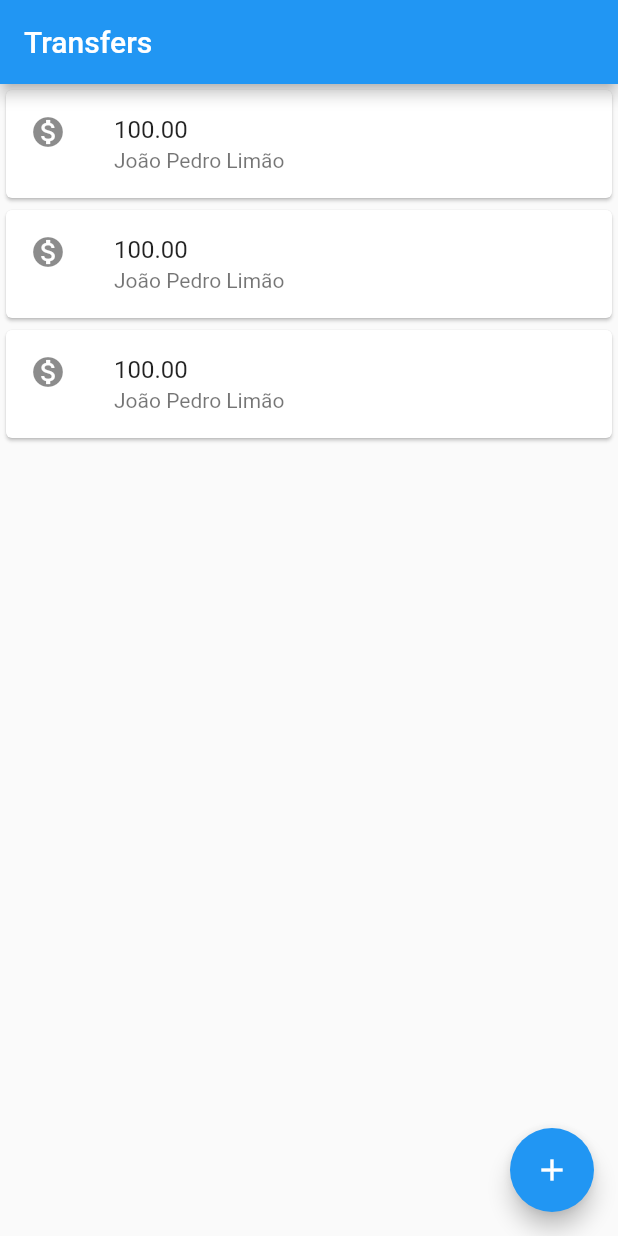
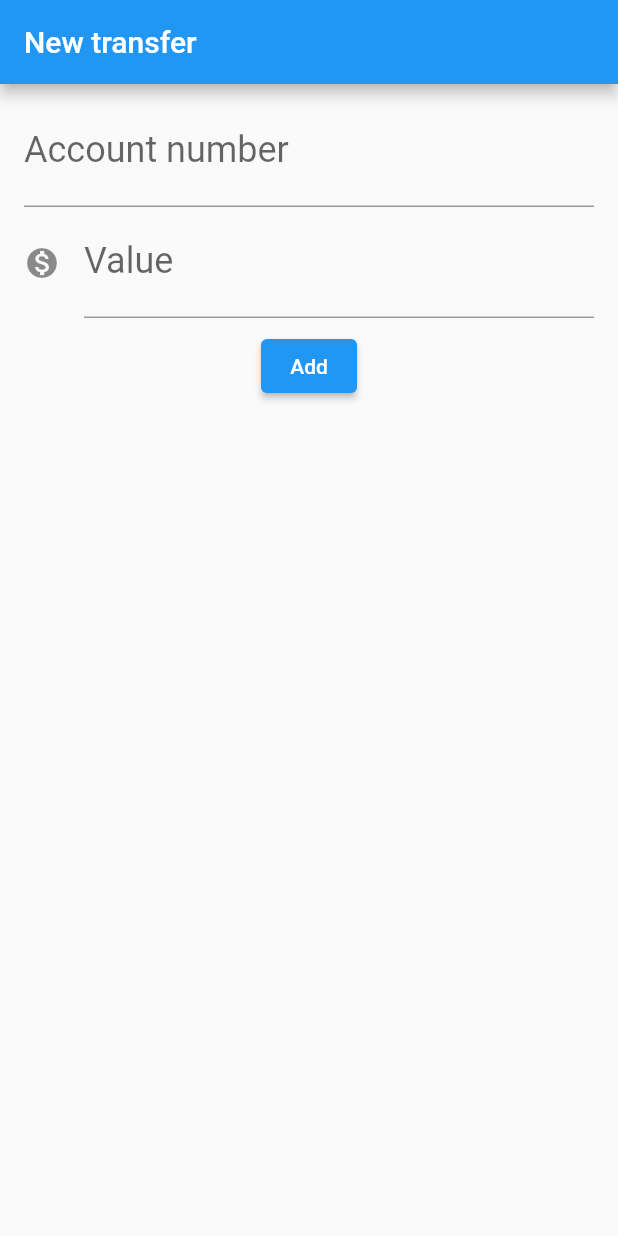
Before and after one commit to JohnAzedo/FlutterCourse, a Flutter app: the screen it shows after launch, on a phone screen of 412 x 824 dp. Run offline on Flutter 3.47's test engine with Material 2 defaults, Android fonts, the phone set to English and light mode, and no system bars.

Commit message:
[bytebank] Create new transfer scaffold

```diff
--- a/bytebank/lib/main.dart
+++ b/bytebank/lib/main.dart
@@ -1,8 +1,73 @@
 import 'package:flutter/material.dart';
 
-void main() => runApp(MaterialApp(home: ByteBank()));
+void main() => runApp(ByteBank());
 
 class ByteBank extends StatelessWidget {
+  @override
+  Widget build(BuildContext context) {
+    return MaterialApp(
+      home: FormTransfer(),
+    );
+  }
+}
+
+class FormTransfer extends StatelessWidget {
+  final TextEditingController _controllerAccountNumber = TextEditingController();
+  final TextEditingController _controllerValue = TextEditingController();
+
+  @override
+  Widget build(BuildContext context) {
+    return Scaffold(
+      appBar: AppBar(
+        title: Text('New transfer'),
+      ),
+      body: Padding(
+        padding: const EdgeInsets.symmetric(
+          vertical: 8.0,
+          horizontal: 16.0,
+        ),
+        child: Column(
+          children: <Widget>[
+            TextField(
+              controller: _controllerAccountNumber,
+              style: TextStyle(fontSize: 24.0),
+              decoration: InputDecoration(
+                  labelText: 'Account number', hintText: '00000-X'),
+              keyboardType: TextInputType.number,
+            ),
+            TextField(
+              controller: _controllerValue,
+              style: TextStyle(fontSize: 24.0),
+              decoration: InputDecoration(
+                  labelText: 'Value',
+                  hintText: '0.00',
+                  icon: Icon(Icons.monetization_on)),
+              keyboardType: TextInputType.number,
+            ),
+            Padding(
+              padding: const EdgeInsets.symmetric(
+                vertical: 8.0,
+                horizontal: 0.0,
+              ),
+              child: ElevatedButton(
+                onPressed: (){
+                  // Flutter is null safety now
+                  Transfer(
+                      double.tryParse(_controllerValue.text),
+                      int.tryParse(_controllerAccountNumber.text)
+                  );
+                },
+                child: Text('Add'),
+              ),
+            )
+          ],
+        ),
+      ),
+    );
+  }
+}
+
+class ListTransfers extends StatelessWidget {
   @override
   Widget build(BuildContext context) {
     return Scaffold(
@@ -13,31 +78,35 @@ class ByteBank extends StatelessWidget {
         child: Icon(Icons.add),
         onPressed: null,
       ),
-      body: Column(
-        children: [
-          Card(
-            child: ListTile(
-              leading: Icon(Icons.monetization_on),
-              title: Text('100.00'),
-              subtitle: Text('João Pedro Limão'),
-            ),
-          ),
-          Card(
-            child: ListTile(
-              leading: Icon(Icons.monetization_on),
-              title: Text('100.00'),
-              subtitle: Text('João Pedro Limão'),
-            ),
-          ),
-          Card(
-            child: ListTile(
-              leading: Icon(Icons.monetization_on),
-              title: Text('100.00'),
-              subtitle: Text('João Pedro Limão'),
-            ),
-          ),
-        ],
+      body: Column(children: [
+        ItemTransfer(Transfer(100, 1)),
+        ItemTransfer(Transfer(200, 2)),
+        ItemTransfer(Transfer(300, 3)),
+      ]),
+    );
+  }
+}
+
+class ItemTransfer extends StatelessWidget {
+  final Transfer _transfer;
+
+  ItemTransfer(this._transfer);
+
+  @override
+  Widget build(BuildContext context) {
+    return Card(
+      child: ListTile(
+        leading: Icon(Icons.monetization_on),
+        title: Text(_transfer.value.toString()),
+        subtitle: Text(_transfer.account.toString()),
       ),
     );
   }
 }
+
+class Transfer {
+  final double value;
+  final int account;
+
+  Transfer(this.value, this.account);
+}
```
